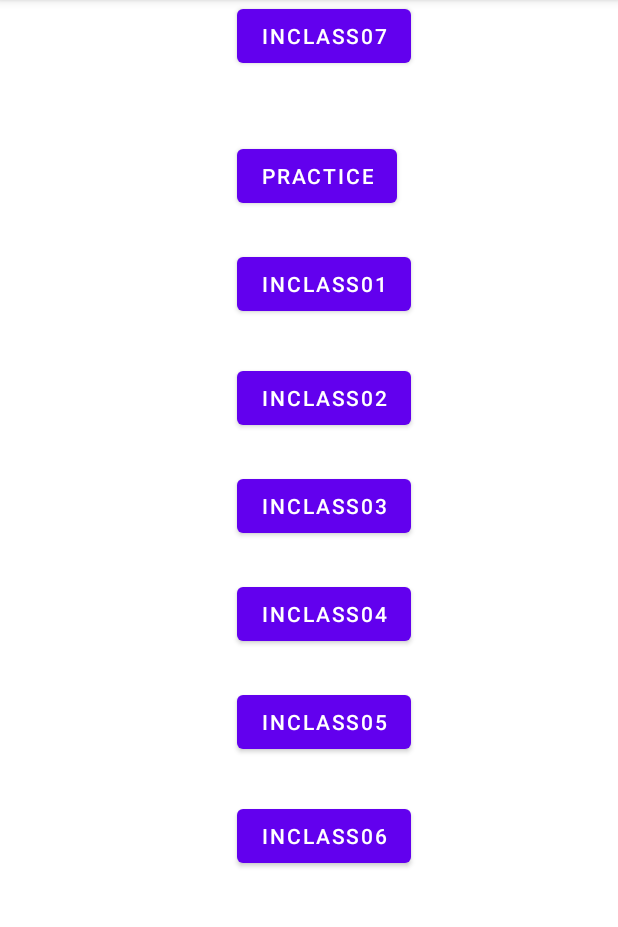
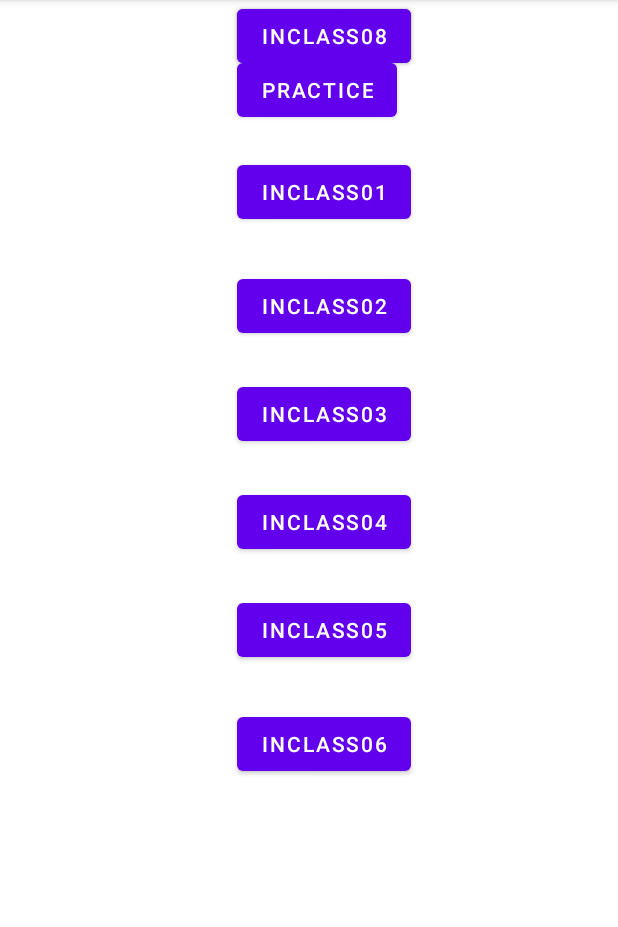
Before and after one commit to megananhdaonguyen/CS4520InClassnguyen0421, an Android app: the screen it shows after launch (MainActivity), on a phone screen of 412 x 824 dp, the part 84-1011 px from its top. Run offline under Robolectric (Android 15) with nearby library versions, the phone set to English and light mode, and no system bars.

Commit message:
Committing InClass 08.

```diff
--- a/app/build.gradle
+++ b/app/build.gradle
@@ -40,4 +40,10 @@ dependencies {
     implementation("com.squareup.okhttp3:okhttp:4.10.0")
     implementation 'com.github.bumptech.glide:glide:4.12.0'
     implementation 'com.google.code.gson:gson:2.9.0'
+    implementation platform('com.google.firebase:firebase-bom:30.1.0')
+    implementation 'com.google.firebase:firebase-analytics'
+    implementation 'com.google.firebase:firebase-auth'
+    implementation 'com.google.firebase:firebase-firestore'
 }
+apply plugin: 'com.android.application'
+apply plugin: 'com.google.gms.google-services'
--- /dev/null
+++ b/app/src/main/java/com/example/demo/InClass08.java
@@ -0,0 +1,5 @@
+package com.example.demo;
+
+public class InClass08 {
+
+}
--- a/app/src/main/java/com/example/demo/MainActivity.java
+++ b/app/src/main/java/com/example/demo/MainActivity.java
@@ -17,6 +17,7 @@ public class MainActivity extends AppCompatActivity {
     private Button buttonInClass05;
     private Button buttonInClass06;
     private Button buttonInClass07;
+    private Button buttonInClass08;
     @Override
     protected void onCreate(Bundle savedInstanceState) {
         super.onCreate(savedInstanceState);
@@ -30,6 +31,7 @@ public class MainActivity extends AppCompatActivity {
         buttonInClass05 = findViewById(R.id.button_InClass05);
         buttonInClass06 = findViewById(R.id.button_InClass06);
         buttonInClass07 = findViewById(R.id.button_InClass07);
+        buttonInClass08 = findViewById(R.id.button_InClass08);
 
         buttonPractice.setOnClickListener(new View.OnClickListener() {
             @Override
@@ -110,5 +112,15 @@ public class MainActivity extends AppCompatActivity {
                 startActivity(toInClass07);
             }
         });
+
+        buttonInClass08.setOnClickListener(new View.OnClickListener() {
+            @Override
+            public void onClick(View view) {
+                Intent toInClass08 = new Intent(MainActivity.this,
+                        InClass08.class);
+
+                startActivity(toInClass08);
+            }
+        });
     }
 }
--- a/app/src/main/java/com/example/demo/NoteAdapter.java
+++ b/app/src/main/java/com/example/demo/NoteAdapter.java
@@ -1,7 +1,6 @@
 package com.example.demo;
 
 import android.content.Context;
-import android.util.Log;
 import android.view.LayoutInflater;
 import android.view.View;
 import android.view.ViewGroup;
@@ -61,7 +60,7 @@ public class NoteAdapter extends RecyclerView.Adapter<NoteAdapter.ViewHolder> {
 
         public ViewHolder(@NonNull View itemView) {
             super(itemView);
-            this.textViewNotes = itemView.findViewById(R.id.textView_note);
+            this.textViewNotes = itemView.findViewById(R.id.textViewNote);
             this.buttonDelete = itemView.findViewById(R.id.buttonDelete);
         }
 
@@ -96,7 +95,6 @@ public class NoteAdapter extends RecyclerView.Adapter<NoteAdapter.ViewHolder> {
             public void onClick(View view) {
 
                 url = HttpUrl.parse("http://ec2-54-164-201-39.compute-1.amazonaws.com:3000/api/note/delete").newBuilder()
-                        .addQueryParameter("x-access-token", token)
                         .build();
 
                 RequestBody formBody = new FormBody.Builder()
@@ -104,6 +102,7 @@ public class NoteAdapter extends RecyclerView.Adapter<NoteAdapter.ViewHolder> {
                         .build();
                 Request requestAdd = new Request.Builder()
                         .url(url)
+                        .header("x-access-token", token)
                         .post(formBody)
                         .build();
 
--- a/app/src/main/java/com/example/demo/Notes.java
+++ b/app/src/main/java/com/example/demo/Notes.java
@@ -6,6 +6,7 @@ public class Notes {
     private ArrayList<Note> noteArrayList;
 
     public Notes() {
+        noteArrayList = new ArrayList<Note>();
     }
 
     public Notes(ArrayList<Note> noteArrayList) {
--- a/app/src/main/res/layout/activity_in_class07.xml
+++ b/app/src/main/res/layout/activity_in_class07.xml
@@ -38,10 +38,10 @@
         android:hint="@string/hint_password"
         android:inputType="textPassword"
         app:layout_constraintStart_toStartOf="parent"
-        app:layout_constraintTop_toBottomOf="@+id/editText_email" />
+        app:layout_constraintTop_toBottomOf="@+id/editText_Email3" />
 
     <EditText
-        android:id="@+id/editText_email"
+        android:id="@+id/editText_Email3"
         android:layout_width="wrap_content"
         android:layout_height="wrap_content"
         android:layout_marginStart="24dp"
--- a/app/src/main/res/layout/activity_main.xml
+++ b/app/src/main/res/layout/activity_main.xml
@@ -7,13 +7,26 @@
     tools:context=".MainActivity">
 
     <Button
-        android:id="@+id/button_InClass04"
+        android:id="@+id/button_Practice"
         android:layout_width="wrap_content"
         android:layout_height="wrap_content"
         android:layout_marginStart="158dp"
-        android:layout_marginTop="244dp"
+        android:layout_marginTop="36dp"
         android:layout_marginEnd="145dp"
-        android:text="@string/InClass04"
+        android:text="@string/Practice"
+        app:layout_constraintEnd_toEndOf="parent"
+        app:layout_constraintHorizontal_bias="0.0"
+        app:layout_constraintStart_toStartOf="parent"
+        app:layout_constraintTop_toTopOf="parent" />
+
+    <Button
+        android:id="@+id/button_InClass06"
+        android:layout_width="wrap_content"
+        android:layout_height="wrap_content"
+        android:layout_marginStart="158dp"
+        android:layout_marginTop="388dp"
+        android:layout_marginEnd="145dp"
+        android:text="@string/InClass06"
         app:layout_constraintEnd_toEndOf="parent"
         app:layout_constraintHorizontal_bias="0.0"
         app:layout_constraintStart_toStartOf="parent"
@@ -24,9 +37,61 @@
         android:layout_width="wrap_content"
         android:layout_height="wrap_content"
         android:layout_marginStart="158dp"
-        android:layout_marginTop="316dp"
+        android:layout_marginTop="312dp"
         android:layout_marginEnd="145dp"
         android:text="@string/InClass05"
+        app:layout_constraintEnd_toEndOf="parent"
+        app:layout_constraintHorizontal_bias="0.0"
+        app:layout_constraintStart_toStartOf="parent"
+        app:layout_constraintTop_toBottomOf="@+id/button_Practice" />
+
+    <Button
+        android:id="@+id/button_InClass02"
+        android:layout_width="wrap_content"
+        android:layout_height="wrap_content"
+        android:layout_marginStart="158dp"
+        android:layout_marginTop="96dp"
+        android:layout_marginEnd="145dp"
+        android:text="@string/InClass02"
+        app:layout_constraintEnd_toEndOf="parent"
+        app:layout_constraintHorizontal_bias="0.0"
+        app:layout_constraintStart_toStartOf="parent"
+        app:layout_constraintTop_toBottomOf="@+id/button_Practice" />
+
+    <Button
+        android:id="@+id/button_InClass01"
+        android:layout_width="wrap_content"
+        android:layout_height="wrap_content"
+        android:layout_marginStart="158dp"
+        android:layout_marginTop="20dp"
+        android:layout_marginEnd="145dp"
+        android:text="@string/InClass01"
+        app:layout_constraintEnd_toEndOf="parent"
+        app:layout_constraintHorizontal_bias="0.0"
+        app:layout_constraintStart_toStartOf="parent"
+        app:layout_constraintTop_toBottomOf="@+id/button_Practice" />
+
+    <Button
+        android:id="@+id/button_InClass04"
+        android:layout_width="wrap_content"
+        android:layout_height="wrap_content"
+        android:layout_marginStart="158dp"
+        android:layout_marginTop="240dp"
+        android:layout_marginEnd="145dp"
+        android:text="@string/InClass04"
+        app:layout_constraintEnd_toEndOf="parent"
+        app:layout_constraintHorizontal_bias="0.0"
+        app:layout_constraintStart_toStartOf="parent"
+        app:layout_constraintTop_toBottomOf="@+id/button_Practice" />
+
+    <Button
+        android:id="@+id/button_InClass03"
+        android:layout_width="wrap_content"
+        android:layout_height="wrap_content"
+        android:layout_marginStart="158dp"
+        android:layout_marginTop="168dp"
+        android:layout_marginEnd="145dp"
+        android:text="@string/InClass03"
         app:layout_constraintEnd_toEndOf="parent"
         app:layout_constraintHorizontal_bias="0.0"
         app:layout_constraintStart_toStartOf="parent"
@@ -42,71 +107,18 @@
         app:layout_constraintEnd_toEndOf="parent"
         app:layout_constraintHorizontal_bias="0.0"
         app:layout_constraintStart_toStartOf="parent"
-        tools:layout_editor_absoluteY="34dp" />
+        tools:layout_editor_absoluteY="549dp" />
 
     <Button
-        android:id="@+id/button_InClass06"
+        android:id="@+id/button_InClass08"
         android:layout_width="wrap_content"
         android:layout_height="wrap_content"
         android:layout_marginStart="158dp"
-        android:layout_marginTop="392dp"
         android:layout_marginEnd="145dp"
-        android:text="@string/InClass06"
+        android:text="@string/InClass08"
         app:layout_constraintEnd_toEndOf="parent"
         app:layout_constraintHorizontal_bias="0.0"
         app:layout_constraintStart_toStartOf="parent"
-        app:layout_constraintTop_toBottomOf="@+id/button_Practice" />
-
-    <Button
-        android:id="@+id/button_InClass01"
-        android:layout_width="wrap_content"
-        android:layout_height="wrap_content"
-        android:layout_marginStart="158dp"
-        android:layout_marginTop="24dp"
-        android:layout_marginEnd="145dp"
-        android:text="@string/InClass01"
-        app:layout_constraintEnd_toEndOf="parent"
-        app:layout_constraintHorizontal_bias="0.0"
-        app:layout_constraintStart_toStartOf="parent"
-        app:layout_constraintTop_toBottomOf="@+id/button_Practice" />
-
-    <Button
-        android:id="@+id/button_InClass03"
-        android:layout_width="wrap_content"
-        android:layout_height="wrap_content"
-        android:layout_marginStart="158dp"
-        android:layout_marginTop="172dp"
-        android:layout_marginEnd="145dp"
-        android:text="@string/InClass03"
-        app:layout_constraintEnd_toEndOf="parent"
-        app:layout_constraintHorizontal_bias="0.0"
-        app:layout_constraintStart_toStartOf="parent"
-        app:layout_constraintTop_toBottomOf="@+id/button_Practice" />
-
-    <Button
-        android:id="@+id/button_InClass02"
-        android:layout_width="wrap_content"
-        android:layout_height="wrap_content"
-        android:layout_marginStart="158dp"
-        android:layout_marginTop="100dp"
-        android:layout_marginEnd="145dp"
-        android:text="@string/InClass02"
-        app:layout_constraintEnd_toEndOf="parent"
-        app:layout_constraintHorizontal_bias="0.0"
-        app:layout_constraintStart_toStartOf="parent"
-        app:layout_constraintTop_toBottomOf="@+id/button_Practice" />
-
-    <Button
-        android:id="@+id/button_Practice"
-        android:layout_width="wrap_content"
-        android:layout_height="wrap_content"
-        android:layout_marginStart="158dp"
-        android:layout_marginTop="93dp"
-        android:layout_marginEnd="145dp"
-        android:text="@string/Practice"
-        app:layout_constraintEnd_toEndOf="parent"
-        app:layout_constraintHorizontal_bias="0.0"
-        app:layout_constraintStart_toStartOf="parent"
-        app:layout_constraintTop_toTopOf="parent" />
+        tools:layout_editor_absoluteY="615dp" />
 
 </androidx.constraintlayout.widget.ConstraintLayout>
--- a/app/src/main/res/layout/recycler_row.xml
+++ b/app/src/main/res/layout/recycler_row.xml
@@ -31,9 +31,9 @@
                 app:layout_constraintTop_toTopOf="parent" />
 
             <TextView
-                android:id="@+id/textViewName"
-                android:layout_width="wrap_content"
-                android:layout_height="wrap_content"
+                android:id="@+id/textViewNote"
+                android:layout_width="258dp"
+                android:layout_height="57dp"
                 android:layout_marginStart="8dp"
                 android:layout_marginTop="8dp"
                 app:layout_constraintStart_toEndOf="@+id/textView_note"
```
Also changed, not shown: app/src/main/AndroidManifest.xml (+11 -1 lines), app/src/main/java/com/example/demo/Friend.java (added, +51 -0 lines), app/src/main/java/com/example/demo/InClass07.java (+1 -9 lines), app/src/main/java/com/example/demo/LogOut.java (added, +30 -0 lines), app/src/main/java/com/example/demo/NoteDisplay.java (+51 -10 lines), app/src/main/res/layout/activity_inclass08.xml (added, +165 -0 lines), app/src/main/res/layout/display_notes.xml (+17 -4 lines), app/src/main/res/layout/fragment_add.xml (+8 -5 lines), app/src/main/res/values/strings.xml (+11 -0 lines), build.gradle (+18 -2 lines), 1 other file.
